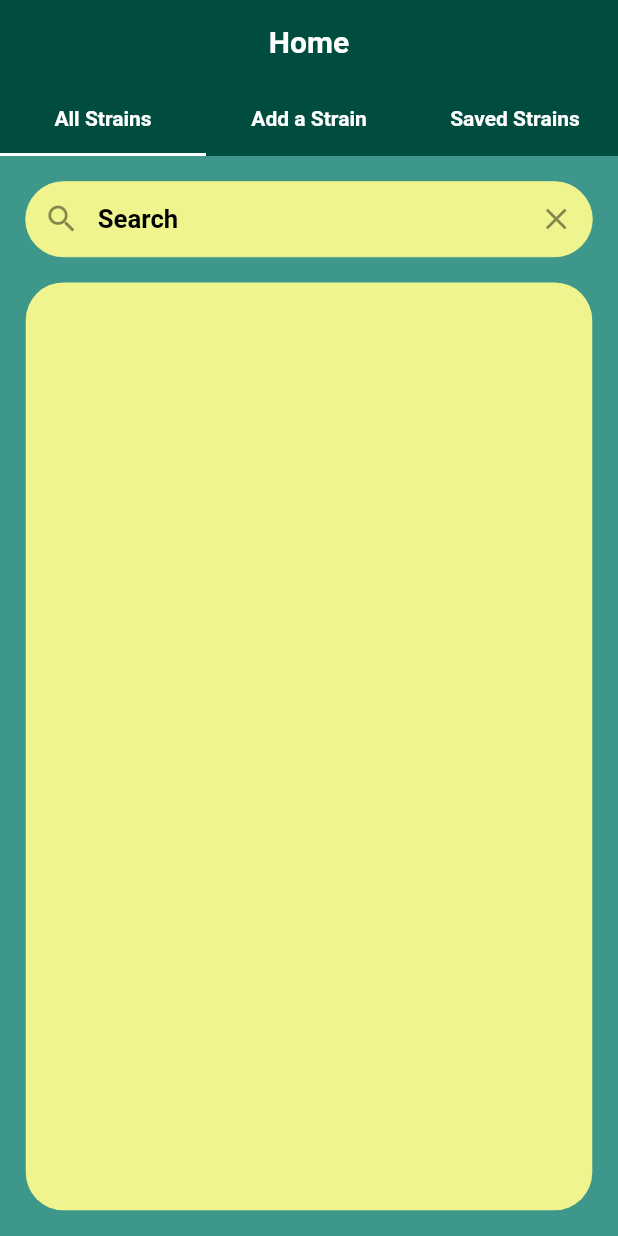
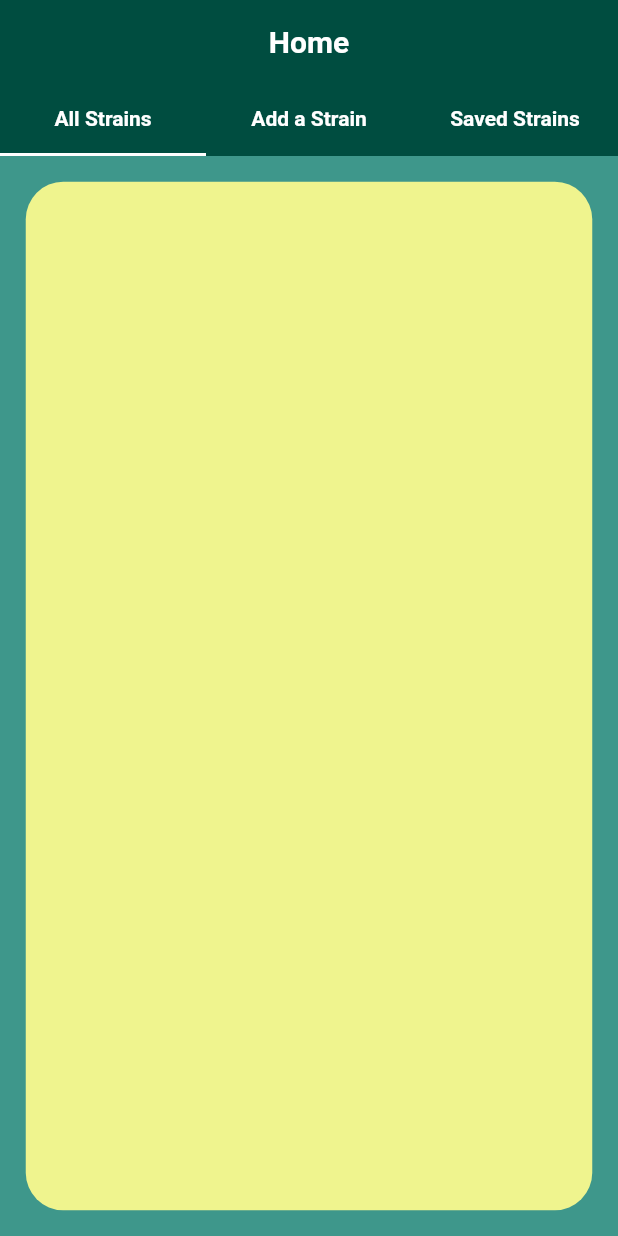
Before and after one commit to dnadawa/Weed-Journal, a Flutter app: the screen it shows after launch, on a phone screen of 412 x 824 dp. Run offline on Flutter 3.47's test engine with Material 2 defaults, Android fonts, the phone set to English and light mode, and no system bars; our stand-ins replace cloud_firestore, device_info, firebase_core, firebase_storage, flutter_screenutil, fluttertoast and 1 more; accounts and stored records are empty.

Commit message:
Fine Tuned

```diff
--- a/lib/screens/all-strains.dart
+++ b/lib/screens/all-strains.dart
@@ -27,19 +27,19 @@ class _AllStrainsState extends State<AllStrains> {
     });
   }
 
-  getSearchResults(String x) async {
-    if(x==''){
-      getStrains();
-    }
-    else {
-      subscription = FirebaseFirestore.instance.collection('strains').where(
-          'name', isEqualTo: x).snapshots().listen((datasnapshot) {
-        setState(() {
-          strains = datasnapshot.docs;
-        });
-      });
-    }
-  }
+  // getSearchResults(String x) async {
+  //   if(x==''){
+  //     getStrains();
+  //   }
+  //   else {
+  //     subscription = FirebaseFirestore.instance.collection('strains').where(
+  //         'name', isEqualTo: x).snapshots().listen((datasnapshot) {
+  //       setState(() {
+  //         strains = datasnapshot.docs;
+  //       });
+  //     });
+  //   }
+  // }
 
 @override
   void initState() {
@@ -49,38 +49,45 @@ class _AllStrainsState extends State<AllStrains> {
   }
 
   @override
+  void dispose() {
+    // TODO: implement dispose
+    super.dispose();
+    subscription?.cancel();
+  }
+
+  @override
   Widget build(BuildContext context) {
     ScreenUtil.init(context,designSize: Size(720, 1520), allowFontScaling: false);
     return Scaffold(
       body: Column(
         children: [
-          Padding(
-            padding:  EdgeInsets.fromLTRB(ScreenUtil().setWidth(30),ScreenUtil().setWidth(30),ScreenUtil().setWidth(30),0),
-            child: TextField(
-              style: TextStyle(color: Colors.black,fontSize: ScreenUtil().setSp(30),fontWeight: FontWeight.bold),
-              decoration: InputDecoration(
-                hintStyle: TextStyle(color: Colors.black,fontSize: ScreenUtil().setSp(30),fontWeight: FontWeight.bold),
-                hintText: 'Search',
-                prefixIcon: Icon(Icons.search),
-                suffixIcon: GestureDetector(onTap: ()=> getStrains(),child: Icon(Icons.clear)),
-                contentPadding: EdgeInsets.all(15),
-                filled: true,
-                fillColor: Theme.of(context).accentColor,
-                enabledBorder: OutlineInputBorder(
-                    borderRadius: BorderRadius.circular(40),
-                    borderSide: BorderSide(width: 0,color: Theme.of(context).accentColor)
-                ),
-                focusedBorder: OutlineInputBorder(
-                    borderRadius: BorderRadius.circular(40),
-                    borderSide: BorderSide(width: 0,color: Theme.of(context).accentColor)
-                ),
-              ),
-              onSubmitted: (x){
-                print(x);
-                getSearchResults(x);
-              },
-            ),
-          ),
+          // Padding(
+          //   padding:  EdgeInsets.fromLTRB(ScreenUtil().setWidth(30),ScreenUtil().setWidth(30),ScreenUtil().setWidth(30),0),
+          //   child: TextField(
+          //     style: TextStyle(color: Colors.black,fontSize: ScreenUtil().setSp(30),fontWeight: FontWeight.bold),
+          //     decoration: InputDecoration(
+          //       hintStyle: TextStyle(color: Colors.black,fontSize: ScreenUtil().setSp(30),fontWeight: FontWeight.bold),
+          //       hintText: 'Search',
+          //       prefixIcon: Icon(Icons.search),
+          //       suffixIcon: GestureDetector(onTap: ()=> getStrains(),child: Icon(Icons.clear)),
+          //       contentPadding: EdgeInsets.all(15),
+          //       filled: true,
+          //       fillColor: Theme.of(context).accentColor,
+          //       enabledBorder: OutlineInputBorder(
+          //           borderRadius: BorderRadius.circular(40),
+          //           borderSide: BorderSide(width: 0,color: Theme.of(context).accentColor)
+          //       ),
+          //       focusedBorder: OutlineInputBorder(
+          //           borderRadius: BorderRadius.circular(40),
+          //           borderSide: BorderSide(width: 0,color: Theme.of(context).accentColor)
+          //       ),
+          //     ),
+          //     onSubmitted: (x){
+          //       print(x);
+          //       getSearchResults(x);
+          //     },
+          //   ),
+          // ),
           Expanded(
             child: Padding(
               padding:  EdgeInsets.all(ScreenUtil().setWidth(30)),
@@ -132,7 +139,7 @@ class _AllStrainsState extends State<AllStrains> {
                         ),
                       );
                     },
-                  ):Center(child: CircularProgressIndicator(),),
+                  ):Center(child: CircularProgressIndicator(valueColor: AlwaysStoppedAnimation<Color>(Theme.of(context).primaryColor),),),
                 ),
               ),
             ),
```
Also changed, not shown: lib/screens/notes.dart (+7 -0 lines), lib/screens/saved-strains.dart (+8 -1 lines), 5 other files.
